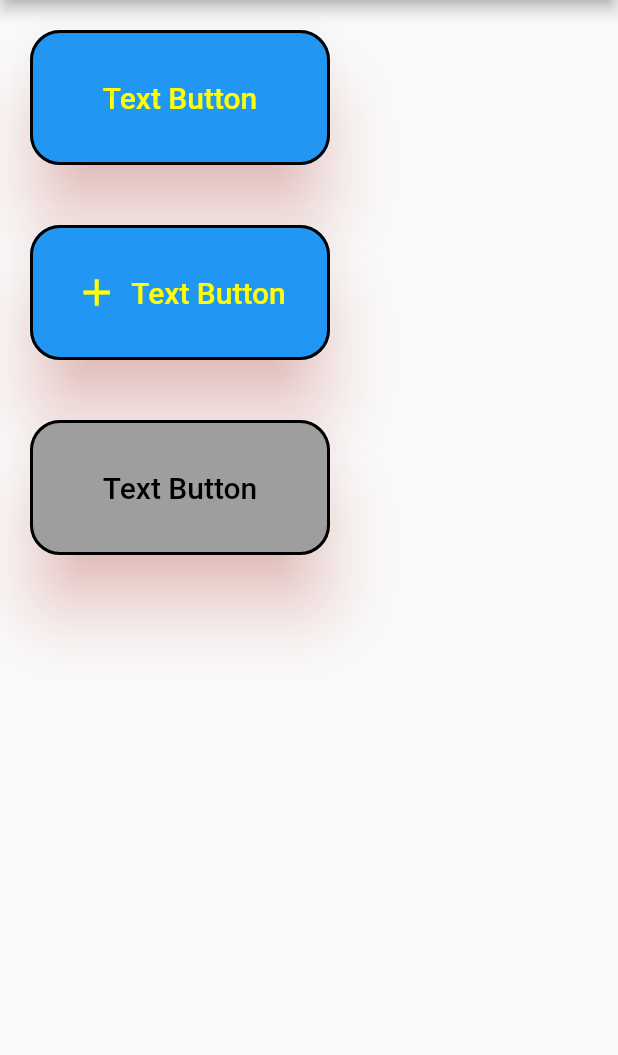
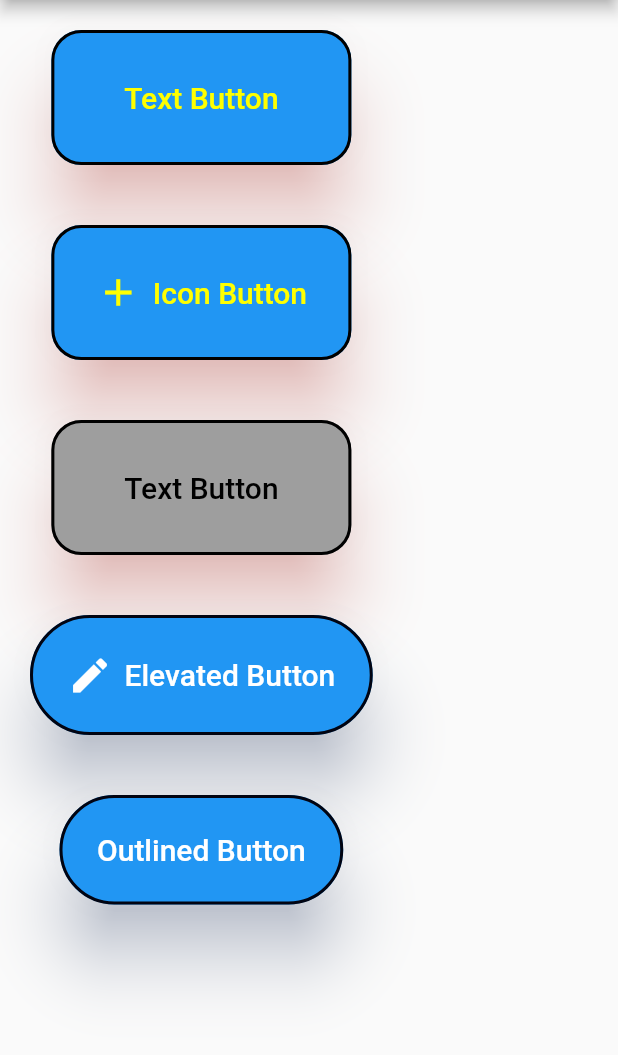
Before and after one commit to lantuyan/FlutterTraining, a Flutter app: the screen it shows after launch, on a phone screen of 412 x 824 dp, the part 84-1139 px from its top. Run offline on Flutter 3.47's test engine with Material 2 defaults, Android fonts, the light colour scheme and no system bars.

Commit message:
button widget

```diff
--- a/basic_flutter/button_widget/lib/main.dart
+++ b/basic_flutter/button_widget/lib/main.dart
@@ -8,8 +8,7 @@ void main() {
       theme: ThemeData(
         primarySwatch: Colors.blue,
       ),
-      home:
-      Scaffold(
+      home: Scaffold(
         appBar: AppBar(
           title: const Text('Button Widget'),
         ),
@@ -19,16 +18,15 @@ void main() {
             buttonWidget(),
             buttonIconWidget(),
             buttonDisableWidget(),
+            elevatedButtonWidget(),
+            outlinedButtonWidget(),
           ],
         ),
-
-
       ),
       debugShowCheckedModeBanner: false,
     ),
   );
 }
-
 
 class buttonWidget extends StatelessWidget {
   @override
@@ -39,34 +37,30 @@ class buttonWidget extends StatelessWidget {
         onPressed: () {
           print('Pressed');
         },
-
         style: TextButton.styleFrom(
           foregroundColor: Colors.yellowAccent,
           backgroundColor: Colors.blue,
 
-          minimumSize: const Size(200,90),
+          minimumSize: const Size(200, 90),
           // padding: const EdgeInsets.all(25.0),
-          shape: RoundedRectangleBorder(
-            borderRadius: BorderRadius.circular(20.0)
-          ),
+          shape:
+              RoundedRectangleBorder(borderRadius: BorderRadius.circular(20.0)),
           elevation: 20.0,
           shadowColor: Colors.red.withOpacity(0.5),
           side: const BorderSide(
             color: Colors.black,
             width: 2.0,
           ),
-
-
         ),
         child: const Text(
           'Text Button',
           style: TextStyle(fontSize: 20),
-
         ),
       ),
     );
   }
 }
+
 class buttonDisableWidget extends StatelessWidget {
   @override
   Widget build(BuildContext context) {
@@ -74,16 +68,14 @@ class buttonDisableWidget extends StatelessWidget {
       margin: const EdgeInsets.all(20.0),
       child: TextButton(
         onPressed: null,
-
         style: TextButton.styleFrom(
           // foregroundColor: Colors.yellowAccent,
           // backgroundColor: Colors.blue,
 
-          minimumSize: const Size(200,90),
+          minimumSize: const Size(200, 90),
           // padding: const EdgeInsets.all(25.0),
-          shape: RoundedRectangleBorder(
-            borderRadius: BorderRadius.circular(20.0)
-          ),
+          shape:
+              RoundedRectangleBorder(borderRadius: BorderRadius.circular(20.0)),
           elevation: 20.0,
           shadowColor: Colors.red.withOpacity(0.5),
           side: const BorderSide(
@@ -92,18 +84,17 @@ class buttonDisableWidget extends StatelessWidget {
           ),
           disabledBackgroundColor: Colors.grey,
           disabledForegroundColor: const Color(0xff000000),
-
         ),
         child: const Text(
           'Text Button',
-          style: TextStyle(fontSize: 20,),
-
+          style: TextStyle(
+            fontSize: 20,
+          ),
         ),
       ),
     );
   }
 }
-
 
 class buttonIconWidget extends StatelessWidget {
   @override
@@ -114,32 +105,98 @@ class buttonIconWidget extends StatelessWidget {
         onPressed: () {
           print('Pressed');
         },
-
         style: TextButton.styleFrom(
           foregroundColor: Colors.yellowAccent,
           backgroundColor: Colors.blue,
 
-          minimumSize: const Size(200,90),
+          minimumSize: const Size(200, 90),
           // padding: const EdgeInsets.all(25.0),
-          shape: RoundedRectangleBorder(
-            borderRadius: BorderRadius.circular(20.0)
-          ),
+          shape:
+              RoundedRectangleBorder(borderRadius: BorderRadius.circular(20.0)),
           elevation: 20.0,
           shadowColor: Colors.red.withOpacity(0.5),
           side: const BorderSide(
             color: Colors.black,
             width: 2.0,
           ),
-
-
         ),
         icon: const Icon(Icons.add, size: 30),
         label: const Text(
-          'Text Button',
+          'Icon Button',
           style: TextStyle(fontSize: 20),
-
         ),
       ),
     );
   }
 }
+
+class elevatedButtonWidget extends StatelessWidget {
+  @override
+  Widget build(BuildContext context) {
+    return Container(
+      margin: const EdgeInsets.all(20.0),
+      child: ElevatedButton.icon(
+        onPressed: () {
+          print('Pressed');
+        },
+        style: ElevatedButton.styleFrom(
+          backgroundColor: Colors.blue,
+          foregroundColor: Colors.white,
+          // minimumSize: const Size(240,80),
+          padding: const EdgeInsets.all(25.0),
+          shape:
+              RoundedRectangleBorder(borderRadius: BorderRadius.circular(40.0)),
+          elevation: 20.0,
+          shadowColor: const Color.fromARGB(255, 22, 56, 129).withOpacity(0.5),
+          side: const BorderSide(
+            color: Color.fromARGB(255, 1, 4, 18),
+            width: 2.0,
+          ),
+        ),
+        icon: const Icon(Icons.edit, size: 30),
+        label: const Text(
+          'Elevated Button',
+          style: TextStyle(
+            fontSize: 20,
+            // color: Colors.white,
+          ),
+        ),
+      ),
+    );
+  }
+}
+
+class outlinedButtonWidget extends StatelessWidget {
+  @override
+  Widget build(BuildContext context) {
+    return Container(
+      margin: const EdgeInsets.all(20.0),
+      child: OutlinedButton(
+        onPressed: () {
+          print('Pressed');
+        },
+        style: OutlinedButton.styleFrom(
+          backgroundColor: Colors.blue,
+          foregroundColor: Colors.white,
+          // minimumSize: const Size(240,80),
+          padding: const EdgeInsets.all(25.0),
+          shape:
+              RoundedRectangleBorder(borderRadius: BorderRadius.circular(40.0)),
+          elevation: 20.0,
+          shadowColor: const Color.fromARGB(255, 22, 56, 129).withOpacity(0.5),
+          side: const BorderSide(
+            color: Color.fromARGB(255, 1, 4, 18),
+            width: 2.0,
+          ),
+        ),
+        child: const Text(
+          'Outlined Button',
+          style: TextStyle(
+            fontSize: 20,
+            // color: Colors.white,
+          ),
+        ),
+      ),
+    );
+  }
+}
```
Lines whose indentation alone changed are shown as unchanged.
